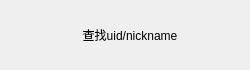
First picture: the form in client/llfcchat/adduseritem.ui, repository xiegd/chat, before the edit.
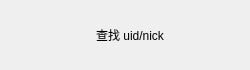
Second picture: the form after the edit.

```diff
--- a/client/llfcchat/adduseritem.ui
+++ b/client/llfcchat/adduseritem.ui
@@ -48,7 +48,7 @@
    <item>
     <widget class="QLabel" name="message_tip">
      <property name="text">
-      <string>查找uid/nickname</string>
+      <string>查找 uid/nick</string>
      </property>
      <property name="alignment">
       <set>Qt::AlignCenter</set>
```
